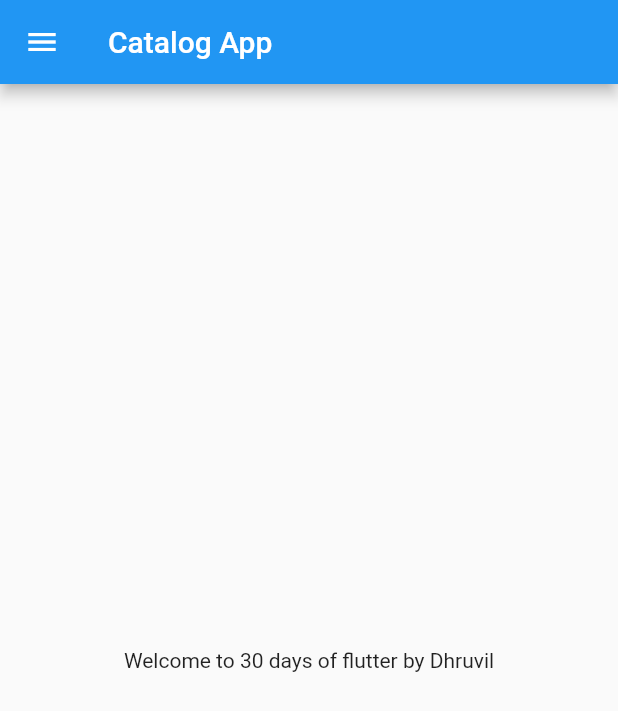
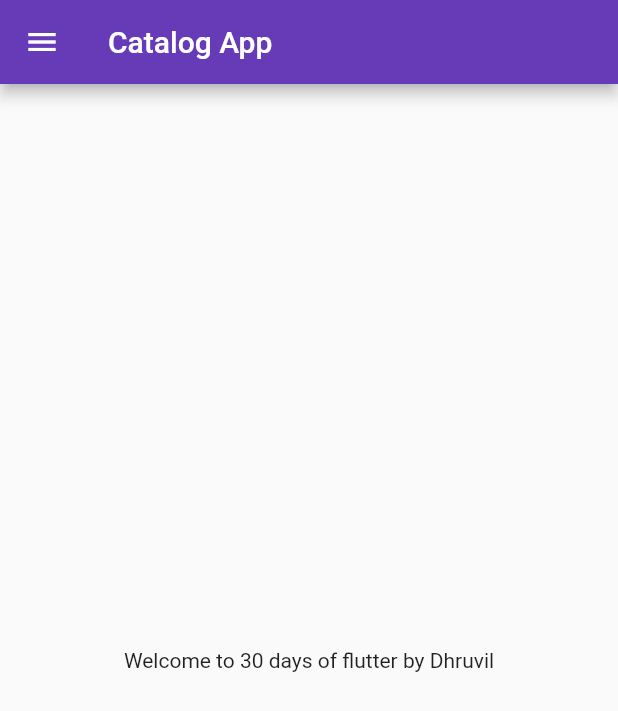
Before and after one commit to dhruvil47/30DaysOfFlutter, a Flutter app: the screen it shows after launch, on a phone screen of 412 x 824 dp. Shown: the top 711 px of the screen. Run offline on Flutter 3.47's test engine with Material 2 defaults, Android fonts, the phone set to English and light mode, and no system bars.

Commit message:
Day3 Completed

```diff
--- a/lib/main.dart
+++ b/lib/main.dart
@@ -1,4 +1,5 @@
-import 'package:ecom_catalog/home_page.dart';
+import 'package:ecom_catalog/pages/home_page.dart';
+import 'package:ecom_catalog/pages/login_page.dart';
 import 'package:flutter/material.dart';
 
 void main() {
@@ -8,6 +9,17 @@
 class MyApp extends StatelessWidget {
   @override
   Widget build(BuildContext context) {
-    return MaterialApp(home: HomePage());
+    return MaterialApp(
+      //home: HomePage(),
+      themeMode: ThemeMode.light,
+      theme: ThemeData(primarySwatch: Colors.deepPurple),
+      darkTheme: ThemeData(brightness: Brightness.dark),
+      initialRoute: "/home",
+      routes: {
+        "/": (context) => LoginPage(),
+        "/home": (context) => HomePage(),
+        "/login": (context) => LoginPage()
+      },
+    );
   }
 }
```
Also changed, not shown: lib/pages/login_page.dart (added, +20 -0 lines), lib/pages/home_page.dart (renamed from lib/home_page.dart).
